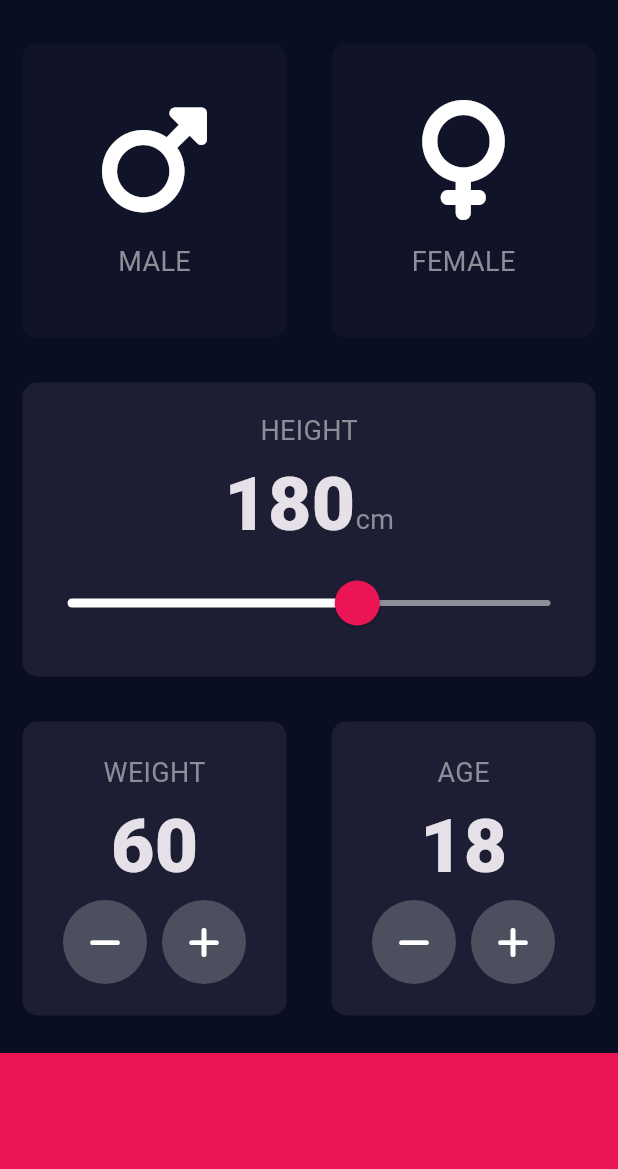
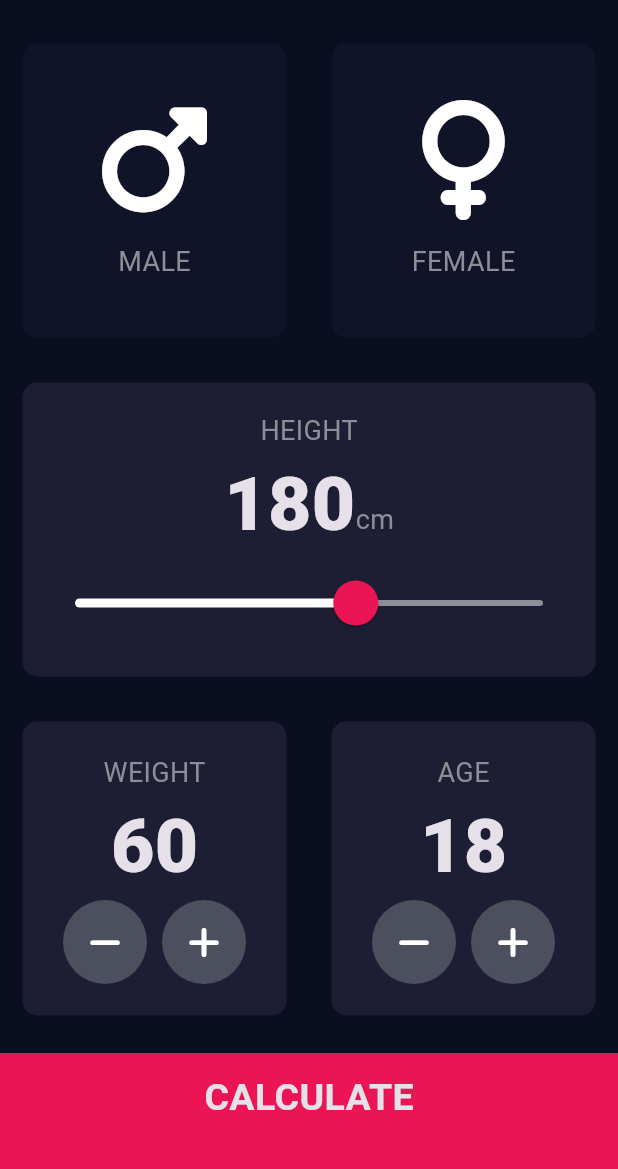
Before and after one commit to otabekinha/flutter_bmi_calculator, a Flutter app: the screen it shows after launch, on a phone screen of 412 x 824 dp, the part 63-1232 px from its top. Run offline on Flutter 3.47's test engine with Material 3 defaults, Android fonts, the phone set to English and light mode, and no system bars; our stand-ins replace font_awesome_flutter.

Commit message:
Completed all the UIs & Functionalities of BMI Calculator

```diff
--- /dev/null
+++ b/lib/components/buttom_button.dart
@@ -0,0 +1,34 @@
+import 'package:bmi_calculator/constants.dart';
+import 'package:bmi_calculator/screens/results_page.dart';
+import 'package:flutter/material.dart';
+
+class BottomButton extends StatelessWidget {
+  const BottomButton({
+    super.key,
+    required this.onTap,
+    required this.buttonTitle,
+  });
+
+  final Function() onTap;
+  final String buttonTitle;
+
+  @override
+  Widget build(BuildContext context) {
+    return GestureDetector(
+      onTap: onTap,
+      child: Container(
+        padding: const EdgeInsets.only(bottom: 20.0),
+        color: bottomContainerColor,
+        height: bottomContainerHeight,
+        width: double.infinity,
+        margin: const EdgeInsets.only(top: 10.0),
+        child: Center(
+          child: Text(
+            buttonTitle,
+            style: largeButtonTextStyle,
+          ),
+        ),
+      ),
+    );
+  }
+}
--- a/lib/reusable_card.dart
+++ b/lib/components/reusable_card.dart
@@ -17,6 +17,7 @@ class ReusableCard extends StatelessWidget {
     return GestureDetector(
       onTap: onPress,
       child: Container(
+        padding: const EdgeInsets.all(5.0),
         margin: const EdgeInsets.all(15.0),
         decoration: BoxDecoration(
           color: customColor,
--- /dev/null
+++ b/lib/components/round_icon_button.dart
@@ -0,0 +1,22 @@
+import 'package:flutter/material.dart';
+
+class RoundIconButton extends StatelessWidget {
+  const RoundIconButton({super.key, this.icon, required this.onPress});
+  final IconData? icon;
+  final Function() onPress;
+
+  @override
+  Widget build(BuildContext context) {
+    return RawMaterialButton(
+      onPressed: onPress,
+      shape: const CircleBorder(),
+      elevation: 0.0,
+      constraints: const BoxConstraints.tightFor(
+        width: 56.0,
+        height: 56.0,
+      ),
+      fillColor: const Color(0xFF4C4F5E),
+      child: Icon(icon),
+    );
+  }
+}
--- a/lib/main.dart
+++ b/lib/main.dart
@@ -1,5 +1,5 @@
 import 'package:flutter/material.dart';
-import 'input_page.dart';
+import 'screens/input_page.dart';
 
 void main() {
   runApp(const BMICalculator());
@@ -19,7 +19,7 @@ class BMICalculator extends StatelessWidget {
         primaryColor: const Color(0xFF0A0E21),
         scaffoldBackgroundColor: const Color(0xFF0A0E21),
       ),
-      home: InputPage(),
+      home: const InputPage(),
     );
   }
 }
--- a/lib/input_page.dart
+++ b/lib/screens/input_page.dart
@@ -1,6 +1,10 @@
+import 'package:bmi_calculator/calculator_brain.dart';
+import 'package:bmi_calculator/components/buttom_button.dart';
 import 'package:bmi_calculator/constants.dart';
-import 'package:bmi_calculator/icon_content.dart';
-import 'package:bmi_calculator/reusable_card.dart';
+import 'package:bmi_calculator/components/icon_content.dart';
+import 'package:bmi_calculator/screens/results_page.dart';
+import 'package:bmi_calculator/components/reusable_card.dart';
+import 'package:bmi_calculator/components/round_icon_button.dart';
 import 'package:flutter/material.dart';
 import 'package:font_awesome_flutter/font_awesome_flutter.dart';
 
@@ -213,35 +217,26 @@ class _InputPageState extends State<InputPage> {
               ],
             ),
           ),
-          Container(
-            color: bottomContainerColor,
-            height: bottomContainerHeight,
-            width: double.infinity,
-            margin: const EdgeInsets.only(top: 10.0),
+          BottomButton(
+            onTap: () {
+
+              CalculatorBrain calc = CalculatorBrain(height: height, weight: weight);
+
+              Navigator.push(
+                context,
+                MaterialPageRoute(
+                  builder: (context) => ResultsPage(
+                    bmiResult: calc.calculateBMI(),
+                    resultText: calc.getResult(),
+                    interpretation: calc.getInterpretation(),
+                  ),
+                ),
+              );
+            },
+            buttonTitle: 'CALCULATE',
           ),
         ],
       ),
     );
   }
 }
-
-class RoundIconButton extends StatelessWidget {
-  const RoundIconButton({super.key, this.icon, required this.onPress});
-  final IconData? icon;
-  final Function() onPress;
-
-  @override
-  Widget build(BuildContext context) {
-    return RawMaterialButton(
-      onPressed: onPress,
-      shape: const CircleBorder(),
-      elevation: 0.0,
-      constraints: const BoxConstraints.tightFor(
-        width: 56.0,
-        height: 56.0,
-      ),
-      fillColor: const Color(0xFF4C4F5E),
-      child: Icon(icon),
-    );
-  }
-}
```
Also changed, not shown: lib/calculator_brain.dart (added, +35 -0 lines), lib/constants.dart (+25 -0 lines), lib/screens/results_page.dart (added, +75 -0 lines), lib/components/icon_content.dart (renamed from lib/icon_content.dart).
